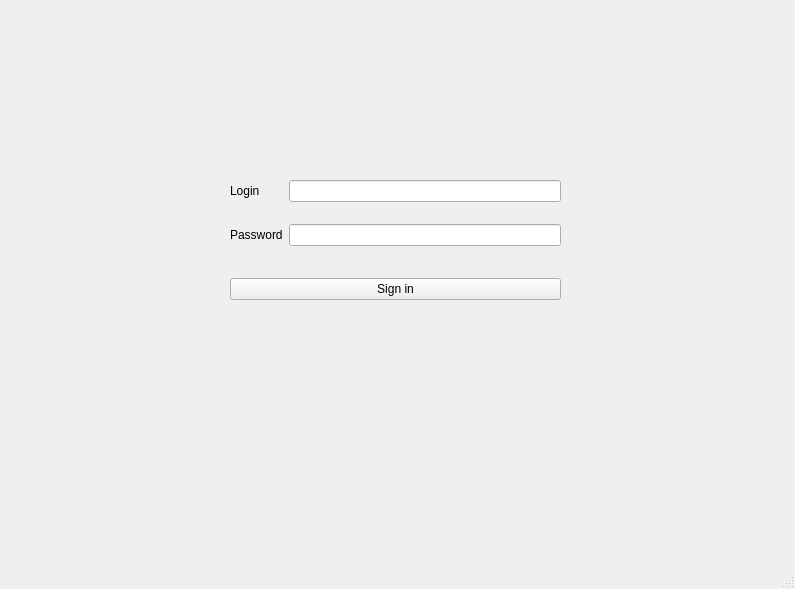
Before: the Qt Designer form ui/auth_window.ui in k-rility/CourseWork, drawn with Qt 5.
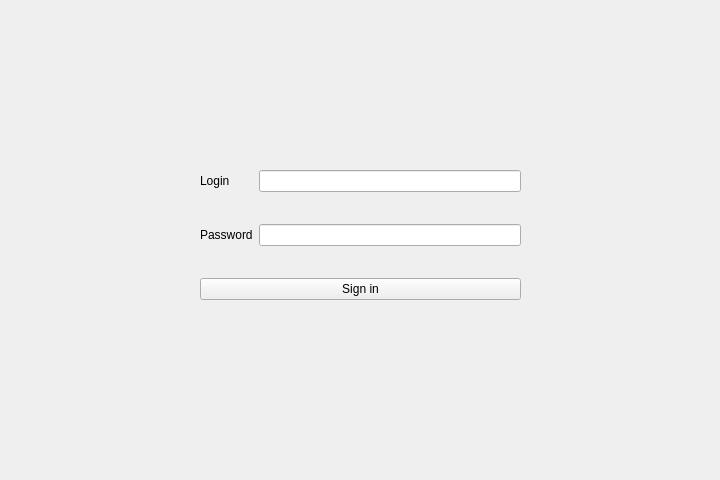
After: the same form once the commit is applied.

Commit message: auth_window

Patch:
```diff
--- a/ui/auth_window.ui
+++ b/ui/auth_window.ui
@@ -1,25 +1,27 @@
 <?xml version="1.0" encoding="UTF-8"?>
 <ui version="4.0">
-    <class>AuthorizeWindow</class>
-    <widget class="QMainWindow" name="AuthorizeWindow">
+ <class>auth_window</class>
+ <widget class="QWidget" name="auth_window">
         <property name="geometry">
             <rect>
                 <x>0</x>
                 <y>0</y>
-                <width>795</width>
-                <height>589</height>
+    <width>720</width>
+    <height>480</height>
             </rect>
         </property>
         <property name="windowTitle">
-            <string>MainWindow</string>
-        </property>
-        <widget class="QWidget" name="centralwidget">
+   <string>Form</string>
+  </property>
+  <property name="styleSheet">
+   <string notr="true"/>
+  </property>
             <widget class="QWidget" name="formLayoutWidget">
                 <property name="geometry">
                     <rect>
-                        <x>230</x>
-                        <y>180</y>
-                        <width>331</width>
+     <x>200</x>
+     <y>170</y>
+     <width>321</width>
                         <height>141</height>
                     </rect>
                 </property>
@@ -31,9 +33,6 @@
                             </property>
                         </widget>
                     </item>
-                    <item row="0" column="1">
-                        <widget class="QLineEdit" name="login_line"/>
-                    </item>
                     <item row="2" column="0">
                         <widget class="QLabel" name="password_label">
                             <property name="text">
@@ -41,8 +40,15 @@
                             </property>
                         </widget>
                     </item>
+    <item row="0" column="1">
+     <widget class="QLineEdit" name="lofin_edit_line"/>
+    </item>
                     <item row="2" column="1">
-                        <widget class="QLineEdit" name="password_line"/>
+     <widget class="QLineEdit" name="password_edit_line">
+      <property name="echoMode">
+       <enum>QLineEdit::Normal</enum>
+      </property>
+     </widget>
                     </item>
                     <item row="4" column="0" colspan="2">
                         <widget class="QPushButton" name="pushButton">
@@ -59,7 +65,7 @@
                             <property name="sizeHint" stdset="0">
                                 <size>
                                     <width>40</width>
-                                    <height>10</height>
+        <height>20</height>
                                 </size>
                             </property>
                         </spacer>
@@ -80,18 +86,6 @@
                 </layout>
             </widget>
         </widget>
-        <widget class="QMenuBar" name="menubar">
-            <property name="geometry">
-                <rect>
-                    <x>0</x>
-                    <y>0</y>
-                    <width>795</width>
-                    <height>22</height>
-                </rect>
-            </property>
-        </widget>
-        <widget class="QStatusBar" name="statusbar"/>
-    </widget>
     <resources/>
     <connections>
         <connection>
```
Left out of the diff: 17 changed lines with no effect on the pictures. Lines whose indentation alone changed are shown as unchanged. The commit also changes 9 other files.
